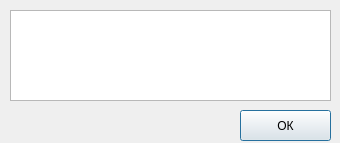
Qt form design_ui/Success.ui (BagaJimbildan/LAS_SibSIU) before a commit.
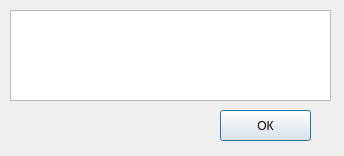
The same form after that commit.

The edit to the form file:
```diff
--- a/design_ui/Success.ui
+++ b/design_ui/Success.ui
@@ -6,8 +6,8 @@
    <rect>
     <x>0</x>
     <y>0</y>
-    <width>340</width>
-    <height>143</height>
+    <width>344</width>
+    <height>156</height>
    </rect>
   </property>
   <property name="windowTitle">
@@ -16,7 +16,7 @@
   <widget class="QPushButton" name="btn_close">
    <property name="geometry">
     <rect>
-     <x>240</x>
+     <x>220</x>
      <y>110</y>
      <width>91</width>
      <height>31</height>
@@ -25,6 +25,9 @@
    <property name="text">
     <string>ОК</string>
    </property>
+   <property name="default">
+    <bool>true</bool>
+   </property>
   </widget>
   <widget class="QTextEdit" name="tb_info">
    <property name="geometry">
```
